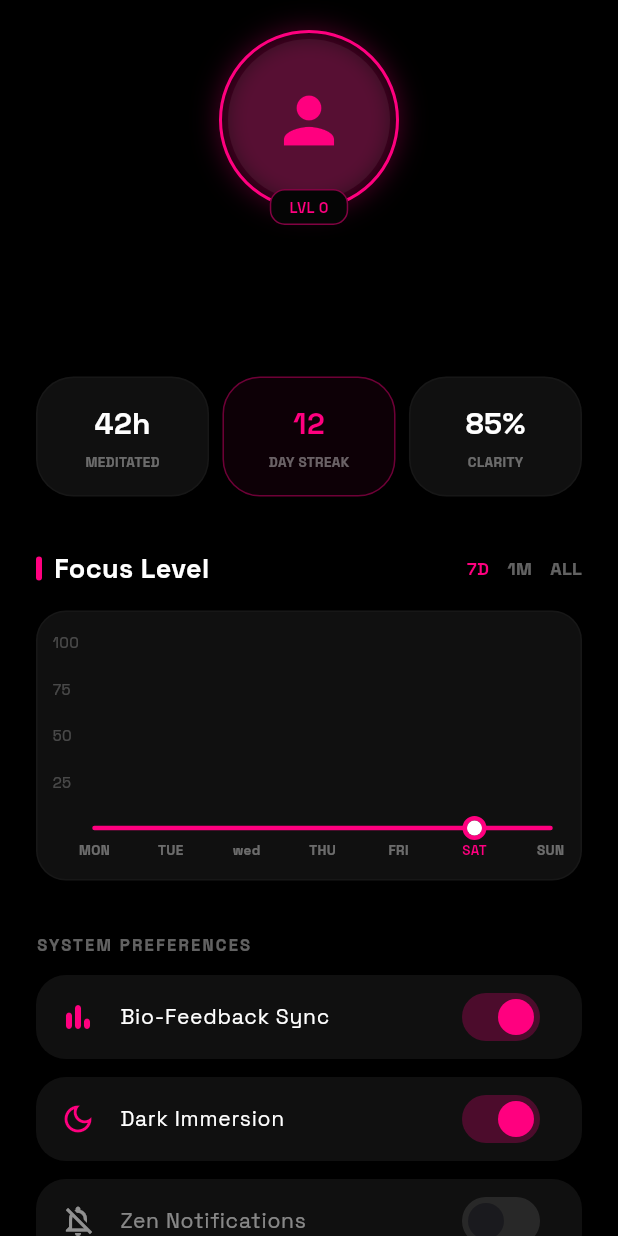
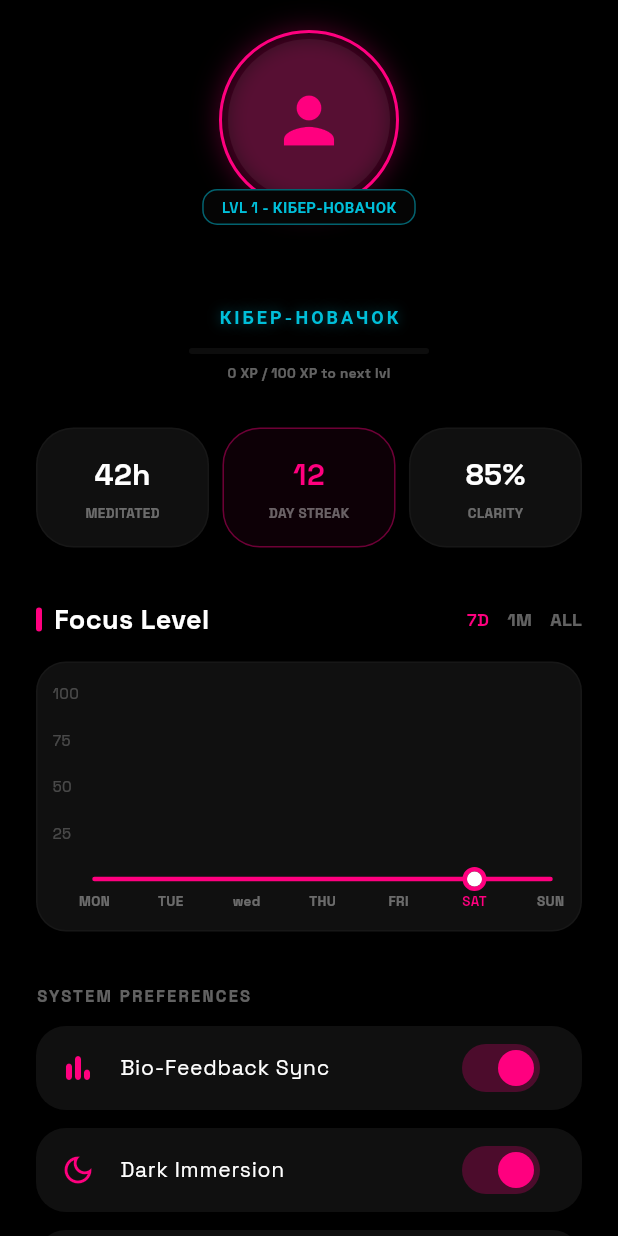
Before and after one commit to pacchetto/supreme-sniffleFlutterDyplom, a Flutter app: the ProfilePage screen opened directly, on a phone screen of 412 x 824 dp. Run offline on Flutter 3.47's test engine with Material 3 defaults, Android fonts, the phone set to English and light mode, and no system bars; drawn by our look-alikes of fl_chart; our stand-ins replace flutter_dotenv, flutter_riverpod, google_fonts, image_picker, shared_preferences, supabase_flutter; accounts and stored records are empty.

Commit message:
Fixed lvl/xp system

```diff
--- a/lib/profile_page.dart
+++ b/lib/profile_page.dart
@@ -8,6 +8,7 @@ import 'package:shared_preferences/shared_preferences.dart';
 import 'supabase_repository.dart'; // Твій репозиторій Supabase
 import 'dart:async';
 import 'package:flutter_riverpod/flutter_riverpod.dart';
+import 'package:aetheria_graph_app/utils/level_system.dart';
 
 // ---------------------------------------------------------------------
 // 1. ГЛОБАЛЬНІ РІВЕРПОД-ПРОВАЙДЕРИ ДЛЯ ТЕМИ ТА СИНХРОНІЗАЦІЇ
@@ -227,8 +228,8 @@ class _ProfilePageState extends ConsumerState<ProfilePage> {
           ),
           data: (cloudData) {
             final String username = cloudData['username'] ?? "Unknown User";
-            final String title = cloudData['title'] ?? "CYBER MONK";
-            final int level = cloudData['level'] ?? 1;
+            final int userXp = cloudData['xp'] ?? 0;
+            final levelInfo = getUserLevelInfo(xp: userXp);
             final String? avatarUrl = cloudData['avatar_url'];
 
             debugPrint("🔷 ProfilePage DEBUG: avatar_url = $avatarUrl");
@@ -248,8 +249,7 @@ class _ProfilePageState extends ConsumerState<ProfilePage> {
             return _buildMainContent(
               cloudData,
               username,
-              title,
-              level,
+              levelInfo,
               isBioSync,
               isDarkImmersion,
               isDevMode,
@@ -264,13 +264,13 @@ class _ProfilePageState extends ConsumerState<ProfilePage> {
   Widget _buildMainContent(
     Map<String, dynamic> user,
     String username,
-    String title,
-    int level,
+    UserLevelData levelInfo,
     bool isBioSync,
     bool isDarkImmersion,
     bool isDevMode,
   ) {
     final Color accentColor = isBioSync ? neonPink : Colors.white54;
+    final Color rankColor = levelInfo.rank.color;
     final String? realAvatarUrl = user['avatar_url'];
 
     debugPrint("🔸 _buildMainContent: realAvatarUrl = $realAvatarUrl");
@@ -316,19 +316,27 @@ class _ProfilePageState extends ConsumerState<ProfilePage> {
                               fit: BoxFit.cover,
                               errorBuilder: (context, error, stackTrace) {
                                 debugPrint(
-                                    "❌ Помилка завантаження аватару: $error");
-                                return Icon(Icons.person,
-                                    size: 50, color: accentColor);
+                                  "❌ Помилка завантаження аватару: $error",
+                                );
+                                return Icon(
+                                  Icons.person,
+                                  size: 50,
+                                  color: accentColor,
+                                );
                               },
                               loadingBuilder:
                                   (context, child, loadingProgress) {
                                     if (loadingProgress == null) return child;
                                     return Center(
                                       child: CircularProgressIndicator(
-                                    value: loadingProgress.expectedTotalBytes !=
+                                        value:
+                                            loadingProgress
+                                                    .expectedTotalBytes !=
                                                 null
-                                        ? loadingProgress.cumulativeBytesLoaded /
-                                            loadingProgress.expectedTotalBytes!
+                                            ? loadingProgress
+                                                      .cumulativeBytesLoaded /
+                                                  loadingProgress
+                                                      .expectedTotalBytes!
                                             : null,
                                         color: accentColor,
                                       ),
@@ -349,12 +357,12 @@ class _ProfilePageState extends ConsumerState<ProfilePage> {
                     decoration: BoxDecoration(
                       color: const Color(0xFF050505),
                       borderRadius: BorderRadius.circular(10),
-                      border: Border.all(color: accentColor.withOpacity(0.5)),
+                      border: Border.all(color: rankColor.withOpacity(0.5)),
                     ),
                     child: Text(
-                      "LVL $level",
+                      "LVL ${levelInfo.level} - ${levelInfo.rank.titleUa.toUpperCase()}",
                       style: TextStyle(
-                        color: accentColor,
+                        color: rankColor,
                         fontSize: 10,
                         fontWeight: FontWeight.bold,
                       ),
@@ -377,12 +385,43 @@ class _ProfilePageState extends ConsumerState<ProfilePage> {
           ),
           const SizedBox(height: 4),
           Text(
-            title,
+            levelInfo.rank.titleUa.toUpperCase(),
             style: TextStyle(
-              color: accentColor,
+              color: rankColor,
               fontSize: 12,
               fontWeight: FontWeight.w600,
               letterSpacing: 2,
+              shadows: [
+                BoxShadow(color: rankColor.withOpacity(0.4), blurRadius: 10),
+              ],
+            ),
+          ),
+          const SizedBox(height: 12),
+
+          // --- ПРОГРЕС БАР ДО НАСТУПНОГО РІВНЯ ---
+          SizedBox(
+            width: 160,
+            child: Column(
+              children: [
+                ClipRRect(
+                  borderRadius: BorderRadius.circular(10),
+                  child: LinearProgressIndicator(
+                    value: levelInfo.progressPercent / 100.0,
+                    backgroundColor: Colors.white.withOpacity(0.05),
+                    color: rankColor,
+                    minHeight: 4,
+                  ),
+                ),
+                const SizedBox(height: 6),
+                Text(
+                  "${levelInfo.xp} XP / ${levelInfo.xpForNextLevel} XP to next lvl",
+                  style: const TextStyle(
+                    color: Colors.white38,
+                    fontSize: 9,
+                    fontWeight: FontWeight.bold,
+                  ),
+                ),
+              ],
             ),
           ),
           const SizedBox(height: 30),
--- /dev/null
+++ b/lib/utils/level_system.dart
@@ -0,0 +1,131 @@
+import 'package:flutter/material.dart';
+
+// ---------------------------------------------------------------------
+// 1. КЛАСИ ДЛЯ СТРОГОЇ ТИПІЗАЦІЇ
+// ---------------------------------------------------------------------
+
+class CyberRank {
+  final String title;
+  final String titleUa;
+  final Color color;
+  final int minLevel;
+  final int maxLevel;
+
+  const CyberRank({
+    required this.title,
+    required this.titleUa,
+    required this.color,
+    required this.minLevel,
+    required this.maxLevel,
+  });
+}
+
+class UserLevelData {
+  final int level;
+  final int xp;
+  final CyberRank rank;
+  final int xpForNextLevel;
+  final int progressPercent;
+  final int currentLevelXp;
+  final int nextLevelXp;
+
+  const UserLevelData({
+    required this.level,
+    required this.xp,
+    required this.rank,
+    required this.xpForNextLevel,
+    required this.progressPercent,
+    required this.currentLevelXp,
+    required this.nextLevelXp,
+  });
+}
+
+// ---------------------------------------------------------------------
+// 2. БАЗА РАНГІВ (Тут ми зберігаємо налаштування замість БД)
+// ---------------------------------------------------------------------
+
+const List<CyberRank> _ranks = [
+  CyberRank(
+    title: 'Cyber Novice',
+    titleUa: 'Кібер-Новачок',
+    color: Color(0xFF00BFD9),
+    minLevel: 1,
+    maxLevel: 4,
+  ),
+  CyberRank(
+    title: 'Neon Adept',
+    titleUa: 'Неоновий Адепт',
+    color: Color(0xFF00D98E),
+    minLevel: 5,
+    maxLevel: 9,
+  ),
+  CyberRank(
+    title: 'Focus Nomad',
+    titleUa: 'Кочівник Фокусу',
+    color: Color(0xFFFFB900),
+    minLevel: 10,
+    maxLevel: 17,
+  ),
+  CyberRank(
+    title: 'Techno Wanderer',
+    titleUa: 'Техно-Мандрівник',
+    color: Color(0xFFFF7F3F),
+    minLevel: 18,
+    maxLevel: 23,
+  ),
+  CyberRank(
+    title: 'Matrix Sentinel',
+    titleUa: 'Вартовий Матриці',
+    color: Color(0xFFFF3F5F),
+    minLevel: 24,
+    maxLevel: 29,
+  ),
+  CyberRank(
+    title: 'Cyber Monk',
+    titleUa: 'Кібер-Чернець',
+    color: Color(0xFF9D4EDD),
+    minLevel: 30,
+    maxLevel: 999,
+  ),
+];
+
+// ---------------------------------------------------------------------
+// 3. ЛОГІКА РОЗРАХУНКІВ
+// ---------------------------------------------------------------------
+
+/// Розраховує рівень на основі загальної кількості XP (Кожні 100 XP = +1 рівень)
+int getLevelFromXp(int xp) => (xp ~/ 100) + 1;
+
+/// Шукає ранг за поточним рівнем
+CyberRank getRankInfo(int level) {
+  return _ranks.firstWhere(
+    (rank) => level >= rank.minLevel && level <= rank.maxLevel,
+    // Якщо рівень вийде за межі (наприклад > 999), повертаємо найвищий ранг
+    orElse: () => _ranks.last,
+  );
+}
+
+/// Головна функція: повертає об'єкт з усією інформацією
+UserLevelData getUserLevelInfo({required int xp}) {
+  final level = getLevelFromXp(xp);
+  final rank = getRankInfo(level);
+
+  final currentLevelXp = (level - 1) * 100;
+  final nextLevelXp = level * 100;
+
+  final progressInLevel = xp - currentLevelXp;
+  final totalXpInLevel = nextLevelXp - currentLevelXp;
+
+  final progressPercent = ((progressInLevel / totalXpInLevel) * 100).toInt();
+  final xpForNext = nextLevelXp - xp;
+
+  return UserLevelData(
+    level: level,
+    xp: xp,
+    rank: rank,
+    xpForNextLevel: xpForNext,
+    progressPercent: progressPercent,
+    currentLevelXp: currentLevelXp,
+    nextLevelXp: nextLevelXp,
+  );
+}
```
Also changed, not shown: lib/session_page.dart (+47 -10 lines), lib/supabase_repository.dart (+48 -1 lines). Lines whose indentation alone changed are shown as unchanged.
